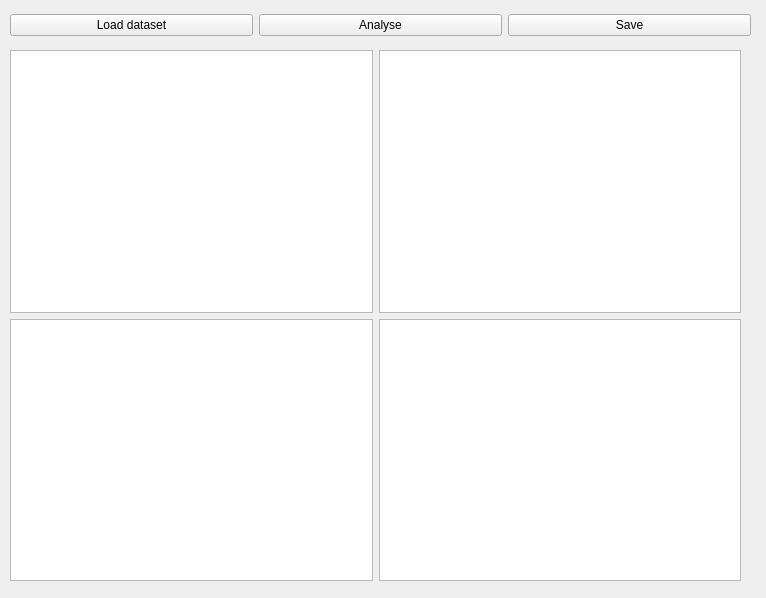
Qt form ui_files/main_window.ui (AverinDS/MSS_MODEL) before a commit.
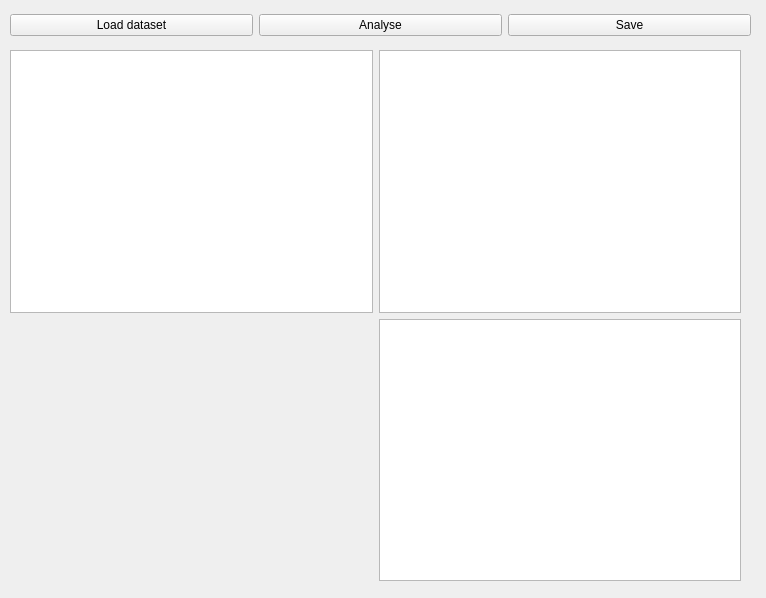
The same form after that commit. Custom widgets are drawn as their Qt base class.

```diff
--- a/ui_files/main_window.ui
+++ b/ui_files/main_window.ui
@@ -63,16 +63,24 @@
      <item row="0" column="0">
       <widget class="QTableWidget" name="tableTS"/>
      </item>
-     <item row="1" column="0">
-      <widget class="QTableWidget" name="tablePlot"/>
-     </item>
      <item row="1" column="1">
       <widget class="QTableWidget" name="tableAllProperty"/>
      </item>
+     <item row="1" column="0">
+      <widget class="PlotWidget" name="widgetGraphic" native="true"/>
+     </item>
     </layout>
    </widget>
   </widget>
  </widget>
+ <customwidgets>
+  <customwidget>
+   <class>PlotWidget</class>
+   <extends>QWidget</extends>
+   <header>pyqtgraph</header>
+   <container>1</container>
+  </customwidget>
+ </customwidgets>
  <resources/>
  <connections/>
 </ui>
```
